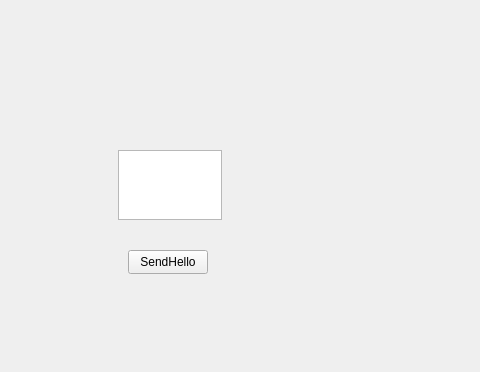
Before: the Qt Designer form mainwindow.ui in PavelT2000/LANChatQt, drawn with Qt 5; both pictures show x 202 to 682 and y 0 to 372 of the 800 by 600 pixel window.
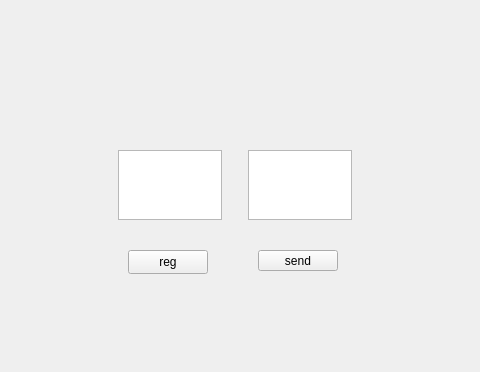
After: the same form once the commit is applied.

Patch:
```diff
--- a/mainwindow.ui
+++ b/mainwindow.ui
@@ -24,7 +24,7 @@
      </rect>
     </property>
     <property name="text">
-     <string>SendHello</string>
+     <string>reg</string>
     </property>
    </widget>
    <widget class="QTextEdit" name="textEdit">
@@ -37,6 +37,29 @@
      </rect>
     </property>
    </widget>
+   <widget class="QTextEdit" name="textEdit_2">
+    <property name="geometry">
+     <rect>
+      <x>450</x>
+      <y>150</y>
+      <width>104</width>
+      <height>70</height>
+     </rect>
+    </property>
+   </widget>
+   <widget class="QPushButton" name="pushButton_2">
+    <property name="geometry">
+     <rect>
+      <x>460</x>
+      <y>250</y>
+      <width>80</width>
+      <height>21</height>
+     </rect>
+    </property>
+    <property name="text">
+     <string>send</string>
+    </property>
+   </widget>
   </widget>
   <widget class="QMenuBar" name="menubar">
    <property name="geometry">
```
